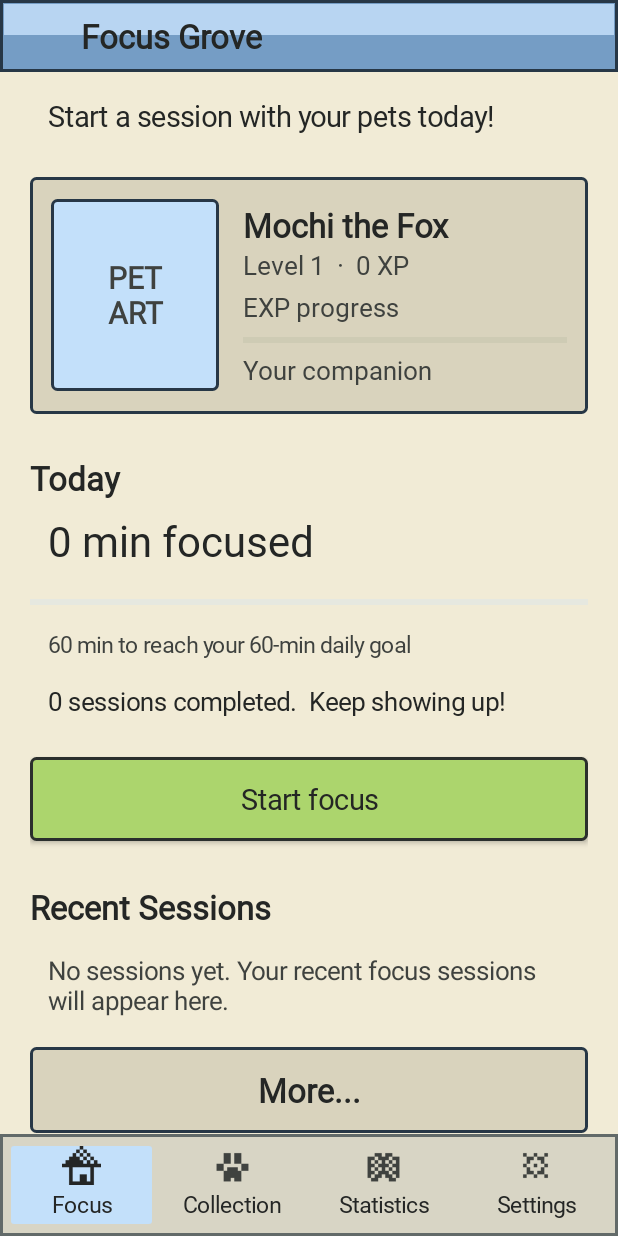
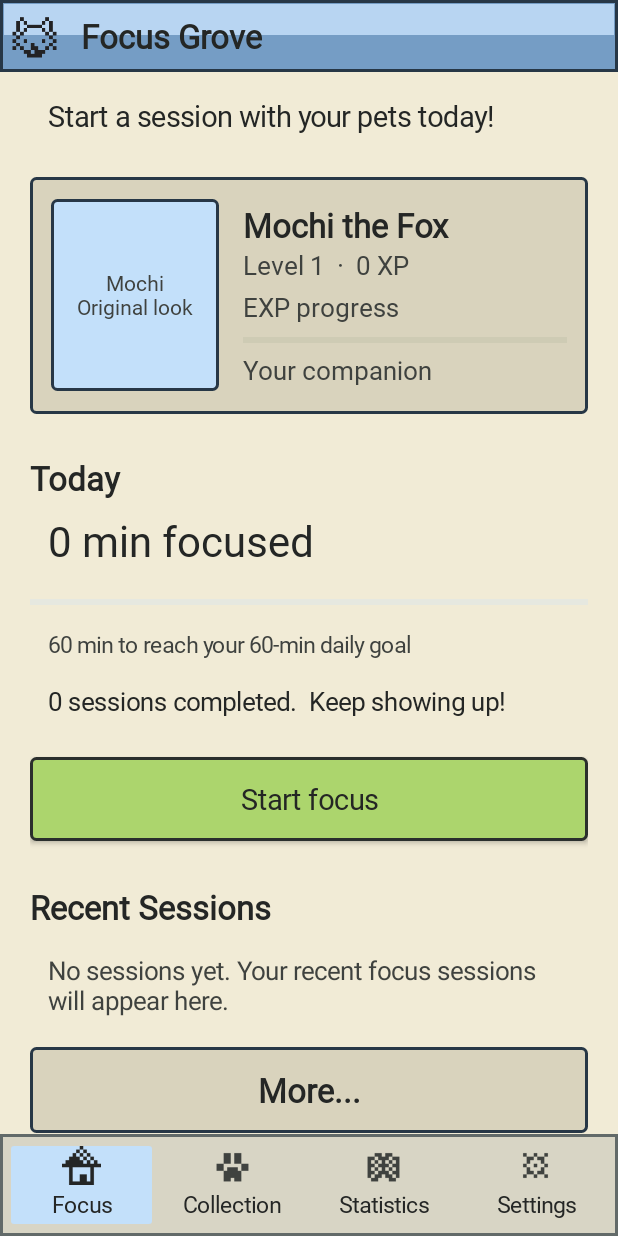
Before and after one commit to atproooo/Focus-Pet, an Android app: the screen it shows after launch (MainActivity), on a phone screen of 412 x 824 dp. Run offline under Robolectric (Android 15) with nearby library versions, the phone set to English and light mode, and no system bars; our stand-ins replace Room's generated code; Roboto replaces fonts that are not available here.

Commit message:
Add pet appearance previews and saved looks

```diff
--- a/app/src/main/java/com/example/focuspet/FocusRepository.java
+++ b/app/src/main/java/com/example/focuspet/FocusRepository.java
@@ -162,6 +162,10 @@ public final class FocusRepository {
 
     public Pet pet(long id) { return run(() -> pets.byId(id)); }
 
+    boolean savePetLook(long petId, PetLook look) {
+        return run(() -> pets.updateAppearance(petId, look.key) == 1);
+    }
+
     public Pet ensureStarterPet() {
         return run(() -> {
             Pet selected = pets.selected();
--- a/app/src/main/java/com/example/focuspet/MainActivity.java
+++ b/app/src/main/java/com/example/focuspet/MainActivity.java
@@ -26,6 +26,8 @@ import android.widget.EditText;
 import android.widget.ImageView;
 import android.widget.LinearLayout;
 import android.widget.ProgressBar;
+import android.widget.RadioButton;
+import android.widget.RadioGroup;
 import android.widget.ScrollView;
 import android.widget.TextView;
 import android.util.TypedValue;
@@ -144,15 +146,16 @@ public class MainActivity extends AppCompatActivity {
         title.setTextColor(ContextCompat.getColor(this, R.color.text_on_button));
         title.setPadding(dp(10), 0, dp(8), 0);
         header.setBackgroundResource(R.drawable.bg_focuspet_window_header);
-        TextView iconPlaceholder = text("", 20,
-                ContextCompat.getColor(this, R.color.text_on_button));
-//        iconPlaceholder.setBackground(roundColor(
-//                ContextCompat.getColor(this, R.color.window_title_highlight), 2));
-        iconPlaceholder.setGravity(Gravity.CENTER);
-        iconPlaceholder.setContentDescription("App icon placeholder");
+        ImageView appIcon = new ImageView(this);
+        appIcon.setImageResource(R.drawable.icon_pet_header);
+        appIcon.setScaleType(ImageView.ScaleType.FIT_CENTER);
+        if (appIcon.getDrawable() instanceof android.graphics.drawable.BitmapDrawable) {
+            ((android.graphics.drawable.BitmapDrawable) appIcon.getDrawable()).setFilterBitmap(false);
+        }
+        appIcon.setContentDescription("FocusPet");
         LinearLayout.LayoutParams iconParams = new LinearLayout.LayoutParams(dp(34), dp(34));
         iconParams.setMargins(dp(6), dp(6), dp(4), dp(6));
-        header.addView(iconPlaceholder, iconParams);
+        header.addView(appIcon, iconParams);
         header.addView(title, new LinearLayout.LayoutParams(0, -2, 1));
         header.setMinimumHeight(dp(48));
         shell.addView(header);
@@ -480,7 +483,7 @@ public class MainActivity extends AppCompatActivity {
         String species = pet == null ? "Fox" : pet.species;
         int petLevel = pet == null ? store.level() : pet.level();
         int petXp = pet == null ? store.experience() : pet.experience;
-        configurePetCard(card, petName + " the " + species,
+        configurePetCard(card, pet, petName + " the " + species,
                 "Level " + petLevel + "  ·  " + petXp + " XP",
                 "Your companion",
                 petXp % 100, 1f, v -> showCompanionChooser());
@@ -782,7 +785,7 @@ public class MainActivity extends AppCompatActivity {
         Pet selected = repository.selectedPet();
         for (Pet pet : repository.pets()) {
             View card = LayoutInflater.from(this).inflate(R.layout.item_pet_card, ownedPets, false);
-            configurePetCard(card, pet.name + " the " + pet.species,
+            configurePetCard(card, pet, pet.name + " the " + pet.species,
                     pet.rarity + " - Level " + pet.level(),
                     pet.id == (selected == null ? -1 : selected.id)
                             ? "Selected companion - Tap for details" : "Tap for details",
@@ -810,7 +813,7 @@ public class MainActivity extends AppCompatActivity {
         parent.addView(chip);
     }
 
-    private void configurePetCard(View card, String name, String meta, String hint,
+    private void configurePetCard(View card, Pet pet, String name, String meta, String hint,
                                   int progressValue, float alpha, View.OnClickListener listener) {
         card.setAlpha(alpha);
         card.setOnClickListener(listener);
@@ -818,8 +821,9 @@ public class MainActivity extends AppCompatActivity {
         ((TextView) card.findViewById(R.id.pet_meta)).setText(meta);
         ((TextView) card.findViewById(R.id.pet_hint)).setText(hint);
         ((ProgressBar) card.findViewById(R.id.pet_progress)).setProgress(progressValue);
-        card.findViewById(R.id.pet_image_placeholder)
-                .setContentDescription("Reserved artwork space for " + name);
+        View art = card.findViewById(R.id.pet_animation_container);
+        art.setBackgroundResource(R.drawable.bg_focuspet_lavender);
+        bindPetAnimation(art, pet);
     }
 
     private void showPetDetail(Pet pet) {
@@ -832,6 +836,9 @@ public class MainActivity extends AppCompatActivity {
                 .inflate(R.layout.screen_pet_detail, content, false);
         content.addView(screen);
         screen.findViewById(R.id.pet_detail_back).setOnClickListener(v -> showCollection());
+        View art = screen.findViewById(R.id.pet_animation_container);
+        art.setBackgroundResource(R.drawable.bg_focuspet_image_placeholder);
+        bindPetAnimation(art, pet);
         ((TextView) screen.findViewById(R.id.pet_detail_name))
                 .setText(pet.name + " the " + pet.species);
         ((TextView) screen.findViewById(R.id.pet_detail_meta)).setText(
@@ -940,12 +947,56 @@ public class MainActivity extends AppCompatActivity {
     }
 
     private void bindPetAnimation(View slot, Pet pet) {
+        bindPetLook(slot, pet, PetLook.forPet(pet));
+    }
+
+    private void bindPetLook(View slot, Pet pet, PetLook look) {
         slot.setTag(pet == null ? null : pet.id);
-        slot.findViewById(R.id.pet_animation_image).setTag(pet == null ? null : pet.imageKey);
-        ((TextView) slot.findViewById(R.id.pet_animation_placeholder))
-                .setText((pet == null ? "Your pet" : pet.name) + "\nPet animation");
-        slot.setContentDescription(pet == null ? "Reserved pet animation area"
-                : "Animation area for " + pet.name + ". Wearing: " + equippedSummary(pet.id));
+        ImageView art = slot.findViewById(R.id.pet_animation_image);
+        art.setTag(pet == null ? null : pet.imageKey);
+        int artwork = look.artworkFor(pet);
+        art.setImageResource(artwork);
+        art.setVisibility(artwork != 0 ? View.VISIBLE : View.GONE);
+        TextView placeholder = slot.findViewById(R.id.pet_animation_placeholder);
+        String name = pet == null || pet.name == null ? getString(R.string.pet_look_generic_name) : pet.name;
+        placeholder.setText(getString(R.string.pet_look_placeholder, name));
+        placeholder.setVisibility(artwork == 0 ? View.VISIBLE : View.GONE);
+        slot.setContentDescription(getString(R.string.pet_look_description, name, getString(look.label)));
+    }
+
+    private void showPetLookPicker(long petId, View displayedArt) {
+        Pet pet = repository.pet(petId);
+        if (pet == null) return;
+        View picker = getLayoutInflater().inflate(R.layout.dialog_pet_look, null);
+        View preview = picker.findViewById(R.id.pet_animation_container);
+        RadioGroup options = picker.findViewById(R.id.pet_look_options);
+        PetLook currentLook = PetLook.forPet(pet);
+        for (PetLook look : PetLook.values()) {
+            if (!look.canChoose(pet) && look != currentLook) continue;
+            RadioButton option = new RadioButton(this);
+            option.setId(View.generateViewId());
+            option.setTag(look);
+            option.setText(look.label);
+            option.setMinHeight(dp(48));
+            options.addView(option);
+            if (look == currentLook) options.check(option.getId());
+        }
+        bindPetLook(preview, pet, currentLook);
+        options.setOnCheckedChangeListener((group, id) -> {
+            View option = group.findViewById(id);
+            if (option != null) bindPetLook(preview, pet, (PetLook) option.getTag());
+        });
+        showDefaultFontDialog(new AlertDialog.Builder(this)
+                .setTitle(R.string.pet_look_choose)
+                .setView(picker)
+                .setNegativeButton(android.R.string.cancel, null)
+                .setPositiveButton(R.string.pet_look_save, (dialog, which) -> {
+                    View selected = options.findViewById(options.getCheckedRadioButtonId());
+                    if (selected == null) return;
+                    PetLook look = (PetLook) selected.getTag();
+                    if (repository.savePetLook(petId, look)) bindPetLook(displayedArt, pet, look);
+                    else toast(getString(R.string.pet_look_save_error));
+                }));
     }
 
     private void showHatchResult(Pet pet) {
@@ -958,7 +1009,8 @@ public class MainActivity extends AppCompatActivity {
         ((TextView) screen.findViewById(R.id.hatch_result_name)).setText(pet.name + " the " + pet.species);
         ((TextView) screen.findViewById(R.id.hatch_result_meta)).setText(
                 "Hatched successfully\n" + pet.rarity + " - Level " + pet.level());
-        bindPetAnimation(screen.findViewById(R.id.pet_animation_container), pet);
+        View art = screen.findViewById(R.id.pet_animation_container);
+        bindPetAnimation(art, pet);
         LinearLayout actions = screen.findViewById(R.id.hatch_result_actions);
         Button select = button("Choose as companion", v -> {
             repository.selectPet(pet.id);
@@ -966,6 +1018,7 @@ public class MainActivity extends AppCompatActivity {
         });
         select.setId(R.id.hatch_result_select);
         actions.addView(select);
+        actions.addView(outlineButton(getString(R.string.pet_look_choose), v -> showPetLookPicker(pet.id, art)));
         actions.addView(button("View pet", v -> showPetDetail(pet)));
         actions.addView(outlineButton("Back to collection", v -> showCollection()));
     }
@@ -1051,6 +1104,9 @@ public class MainActivity extends AppCompatActivity {
         reset("Customize " + pet.name);
         setActiveTab(1);
         content.addView(outlineButton("Back to pet", v -> showPetDetail(pet)));
+        View art = petAnimationSlot(pet);
+        content.addView(art);
+        content.addView(button(getString(R.string.pet_look_choose), v -> showPetLookPicker(petId, art)));
         content.addView(text("Wearing: " + equippedSummary(petId), 17, ContextCompat.getColor(this, R.color.text_secondary)));
         boolean hasItems = false;
         for (CosmeticItem item : ShopCatalog.COSMETICS) {
@@ -1081,7 +1137,7 @@ public class MainActivity extends AppCompatActivity {
                 Pet selected = repository.selectedPet();
                 for (Pet pet : repository.pets()) {
                     View card = LayoutInflater.from(this).inflate(R.layout.item_pet_card, container, false);
-                    configurePetCard(card, pet.name + " the " + pet.species,
+                    configurePetCard(card, pet, pet.name + " the " + pet.species,
                             pet.rarity + " - Level " + pet.level(),
                             pet.id == (selected == null ? -1 : selected.id)
                                     ? "Selected companion - Tap to keep" : "Tap to select",
--- a/app/src/main/java/com/example/focuspet/PetDao.java
+++ b/app/src/main/java/com/example/focuspet/PetDao.java
@@ -20,6 +20,9 @@ public interface PetDao {
     @Query("SELECT * FROM pets WHERE id = :id LIMIT 1")
     Pet byId(long id);
 
+    @Query("UPDATE pets SET appearanceData = :lookKey WHERE id = :id")
+    int updateAppearance(long id, String lookKey);
+
     @Query("SELECT * FROM pets WHERE hatchRequestId = :requestId LIMIT 1")
     Pet byHatchRequest(String requestId);
 
--- /dev/null
+++ b/app/src/main/java/com/example/focuspet/PetLook.java
@@ -0,0 +1,43 @@
+package com.example.focuspet;
+
+import androidx.annotation.DrawableRes;
+import androidx.annotation.StringRes;
+
+/** Built-in, whole-pet art. Keys are saved per pet in Room. */
+enum PetLook {
+    ORIGINAL("original", R.string.pet_look_original, 0),
+    CLASSIC("classic_cat", R.string.pet_look_classic, R.drawable.pet_look_classic),
+    HEADPHONES("headphones_cat", R.string.pet_look_headphones, R.drawable.pet_look_headphones),
+    WINTER("winter_cat", R.string.pet_look_winter, R.drawable.pet_look_winter);
+
+    final String key;
+    @StringRes final int label;
+    @DrawableRes private final int artwork;
+
+    PetLook(String key, @StringRes int label, @DrawableRes int artwork) {
+        this.key = key;
+        this.label = label;
+        this.artwork = artwork;
+    }
+
+    static PetLook forPet(Pet pet) {
+        if (pet != null) {
+            for (PetLook look : values()) {
+                if (look.key.equals(pet.appearanceData)) return look;
+            }
+        }
+        return ORIGINAL;
+    }
+
+    boolean canChoose(Pet pet) {
+        // A cat's original art is already the classic look.
+        return this != CLASSIC || !"Cat".equalsIgnoreCase(pet.species);
+    }
+
+    @DrawableRes int artworkFor(Pet pet) {
+        if (this == ORIGINAL && pet != null && "Cat".equalsIgnoreCase(pet.species)) {
+            return CLASSIC.artwork;
+        }
+        return artwork;
+    }
+}
--- a/app/src/main/res/layout/item_pet_card.xml
+++ b/app/src/main/res/layout/item_pet_card.xml
@@ -13,17 +13,11 @@
     android:minHeight="158dp"
     android:padding="14dp">
 
-    <TextView
-        android:id="@+id/pet_image_placeholder"
+    <include
+        layout="@layout/view_pet_animation"
         android:layout_width="112dp"
         android:layout_height="128dp"
-        android:background="@drawable/bg_focuspet_lavender"
-        android:contentDescription="Reserved pet artwork"
-        android:gravity="center"
-        android:text="PET&#10;ART"
-        android:textColor="@color/text_secondary"
-        android:textSize="20sp"
-        android:textStyle="bold" />
+        android:layout_marginTop="0dp" />
 
     <LinearLayout
         android:layout_width="0dp"
--- a/app/src/main/res/layout/view_pet_animation.xml
+++ b/app/src/main/res/layout/view_pet_animation.xml
@@ -8,6 +8,7 @@
         android:id="@+id/pet_animation_image"
         android:layout_width="match_parent"
         android:layout_height="match_parent"
+        android:importantForAccessibility="no"
         android:scaleType="fitCenter"
         android:visibility="gone" />
     <TextView
@@ -15,6 +16,5 @@
         android:layout_width="match_parent"
         android:layout_height="match_parent"
         android:gravity="center"
-        android:text="Pet animation"
         android:textColor="@color/text_secondary" />
 </FrameLayout>
--- a/app/src/main/res/values/strings.xml
+++ b/app/src/main/res/values/strings.xml
@@ -1,3 +1,13 @@
 <resources>
     <string name="app_name">FocusPet</string>
+    <string name="pet_look_original">Original look</string>
+    <string name="pet_look_classic">Classic cat</string>
+    <string name="pet_look_headphones">Headphones cat</string>
+    <string name="pet_look_winter">Winter cat</string>
+    <string name="pet_look_choose">Choose appearance</string>
+    <string name="pet_look_save">Save appearance</string>
+    <string name="pet_look_save_error">Could not save the appearance.</string>
+    <string name="pet_look_description">%1$s, %2$s</string>
+    <string name="pet_look_placeholder">%1$s\nOriginal look</string>
+    <string name="pet_look_generic_name">Your pet</string>
 </resources>
```
Also changed, not shown: app/src/main/res/layout/dialog_pet_look.xml (added, +26 -0 lines), app/src/main/res/layout/screen_pet_detail.xml (+3 -9 lines), app/src/main/res/drawable/icon_pet_header.png (added), app/src/main/res/drawable/pet_look_classic.png (added), app/src/main/res/drawable/pet_look_headphones.png (added), app/src/main/res/drawable/pet_look_winter.png (added), 1 other file.
